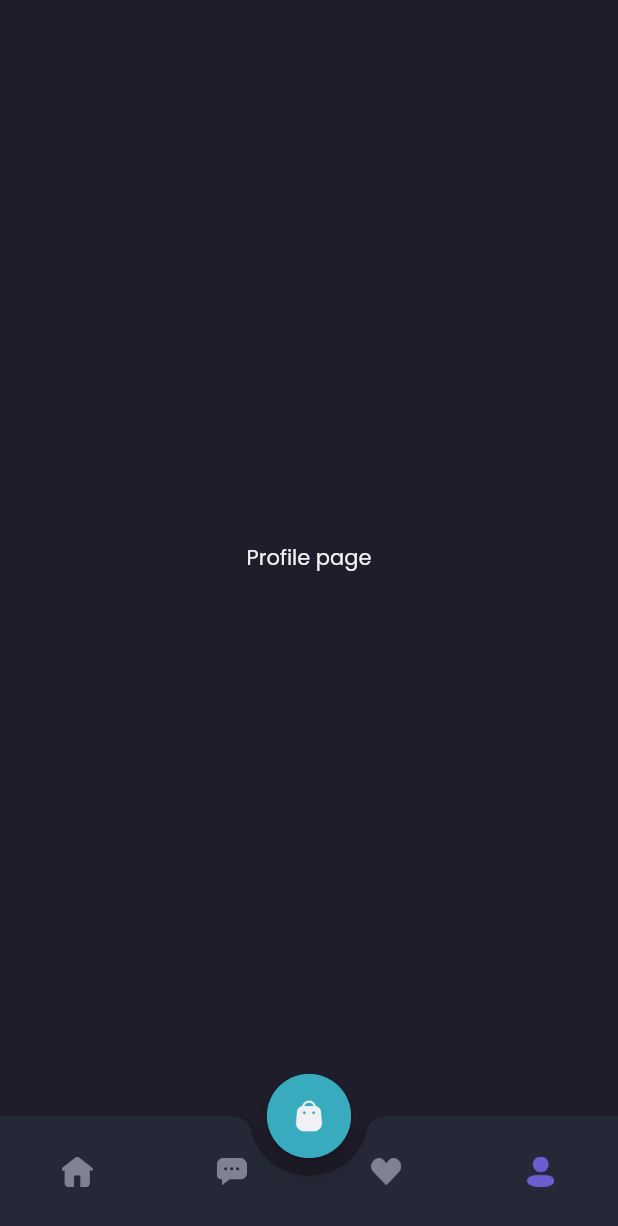
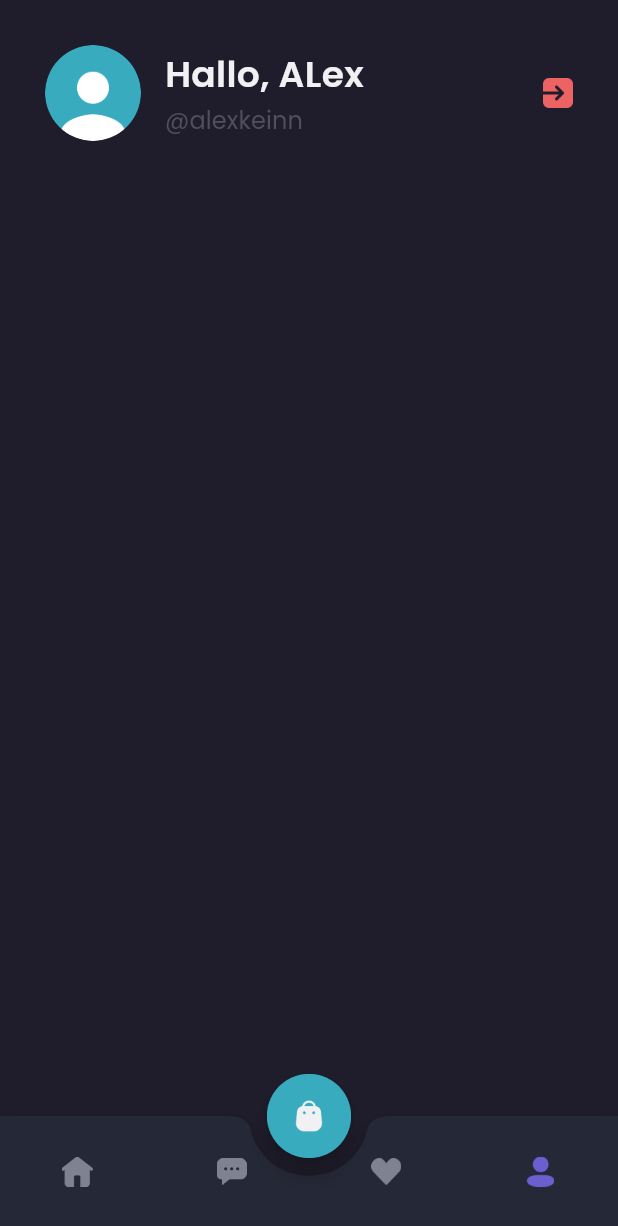
Before and after one commit to RianCahyadi08/Flutter_Shamo, a Flutter app: the MainPage screen opened by its route, item 4 of the bottom bar chosen, on a phone screen of 412 x 824 dp. Shown: the top 1226 px of the screen. Run offline on Flutter 3.47's test engine with Material 2 defaults, Android fonts, the phone set to English and light mode, and no system bars; our stand-ins replace google_fonts.

Commit message:
Create widget header for profile page

```diff
--- a/lib/pages/home/profile_page.dart
+++ b/lib/pages/home/profile_page.dart
@@ -4,13 +4,95 @@ import 'package:shamo/theme/theme.dart';
 class ProfilePage extends StatelessWidget {
   const ProfilePage({super.key});
 
+  Widget header() {
+    return AppBar(
+      backgroundColor: backgroundColor1,
+      // centerTitle: true,
+      automaticallyImplyLeading: false,
+      flexibleSpace: SafeArea(
+        child: Container(
+          padding: const EdgeInsets.all(30),
+          child: Row(
+            children: [
+              ClipOval(
+                child: Image.asset(
+                  'assets/image_profile.png',
+                  height: 64,
+                  width: 64,
+                ),
+              ),
+              const SizedBox(
+                width: 16,
+              ),
+              Expanded(
+                child: Column(
+                  crossAxisAlignment: CrossAxisAlignment.start,
+                  children: [
+                    Text(
+                      'Hallo, ALex',
+                      style: primaryTextStyle.copyWith(
+                        fontSize: 24,
+                        fontWeight: semiBold,
+                        letterSpacing: 0.24,
+                      ),
+                    ),
+                    Text(
+                      '@alexkeinn',
+                      style: subtitleTextStyle.copyWith(
+                        fontSize: 16,
+                        letterSpacing: 0.08,
+                      ),
+                    )
+                  ],
+                ),
+              ),
+              Image.asset(
+                'assets/btn_exit.png',
+                width: 20,
+                height: 20,
+              )
+            ],
+          ),
+        ),
+      ),
+      // actions: [
+      //   Image.asset(
+      //     'assets/image_profile.png',
+      //   ),
+      //   Column(
+      //     children: [
+      //       Text(
+      //         'Hallo, Alex',
+      //       ),
+      //       Text(
+      //         '@alexkeinn',
+      //       )
+      //     ],
+      //   ),
+      //   Image.asset(
+      //     'assets/btn_exit.png',
+      //     width: 20,
+      //     height: 20,
+      //   )
+      // ],
+      elevation: 0,
+      // title: Text(
+      //   'Favourite Shoes',
+      //   style: primaryTextStyle.copyWith(
+      //     fontSize: 18,
+      //     fontWeight: medium,
+      //     letterSpacing: 0.18,
+      //   ),
+      // ),
+    );
+  }
+
   @override
   Widget build(BuildContext context) {
-    return Center(
-      child: Text(
-        'Profile page',
-        style: primaryTextStyle,
-      ),
+    return Column(
+      children: [
+        header(),
+      ],
     );
   }
 }
```
